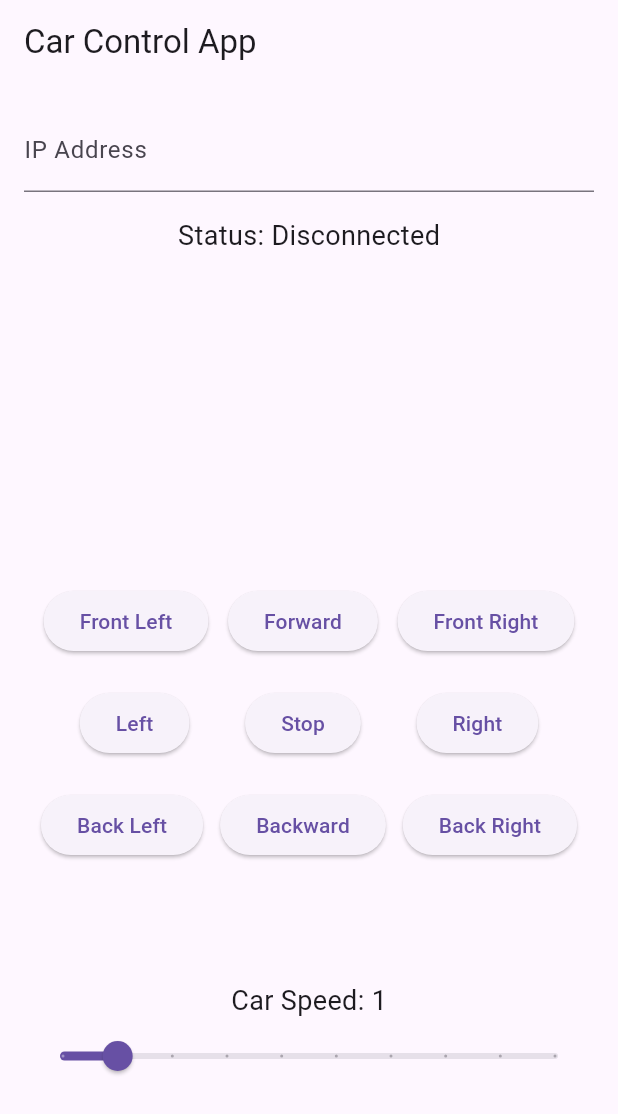
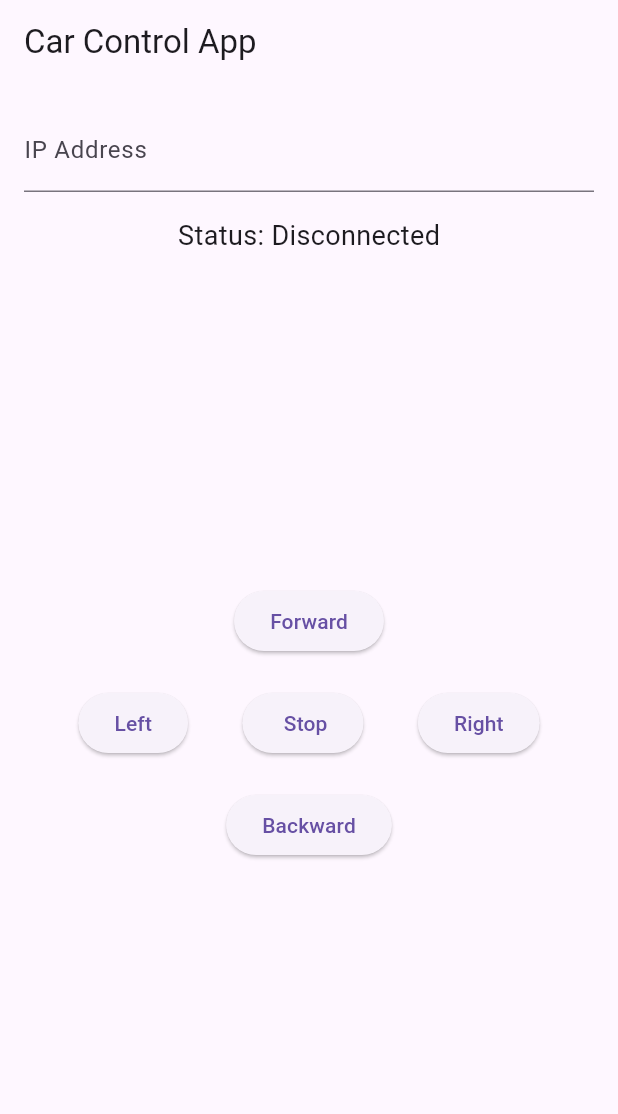
Before and after one commit to Parsamokhtari/CarBot, a Flutter app: the screen it shows after launch, on a phone screen of 412 x 824 dp. Shown: the top 1114 px of the screen. Run offline on Flutter 3.47's test engine with Material 3 defaults, Android fonts, the phone set to English and light mode, and no system bars.

Commit message:
Repo update

```diff
--- a/Flutter_app/lib/main.dart
+++ b/Flutter_app/lib/main.dart
@@ -89,16 +89,8 @@ class _MyHomePageState extends State<MyHomePage> {
               mainAxisAlignment: MainAxisAlignment.spaceEvenly,
               children: <Widget>[
                 ElevatedButton(
-                  onPressed: () => _sendCommand('G'),
-                  child: Text('Front Left'),
-                ),
-                ElevatedButton(
                   onPressed: () => _sendCommand('F'),
                   child: Text('Forward'),
-                ),
-                ElevatedButton(
-                  onPressed: () => _sendCommand('I'),
-                  child: Text('Front Right'),
                 ),
               ],
             ),
@@ -112,7 +104,7 @@ class _MyHomePageState extends State<MyHomePage> {
                 ),
                 ElevatedButton(
                   onPressed: () => _sendCommand('S'),
-                  child: Text('Stop'),
+                  child: Text(' Stop'),
                 ),
                 ElevatedButton(
                   onPressed: () => _sendCommand('R'),
@@ -125,38 +117,8 @@ class _MyHomePageState extends State<MyHomePage> {
               mainAxisAlignment: MainAxisAlignment.spaceEvenly,
               children: <Widget>[
                 ElevatedButton(
-                  onPressed: () => _sendCommand('H'),
-                  child: Text('Back Left'),
-                ),
-                ElevatedButton(
                   onPressed: () => _sendCommand('B'),
                   child: Text('Backward'),
-                ),
-                ElevatedButton(
-                  onPressed: () => _sendCommand('J'),
-                  child: Text('Back Right'),
-                ),
-              ],
-            ),
-            SizedBox(height: 80),
-            Column(
-              mainAxisAlignment: MainAxisAlignment.center,
-              children: <Widget>[
-                Text(
-                  'Car Speed: ${_speed.round()}',
-                  style: TextStyle(fontSize: 18),
-                ),
-                Slider(
-                  value: _speed,
-                  min: 0,
-                  max: 9,
-                  divisions: 9,
-                  onChanged: (value) {
-                    setState(() {
-                      _speed = value;
-                    });
-                    _sendCommand(value.toInt().toString());
-                  },
                 ),
               ],
             ),
```
Also changed, not shown: Pic/andoid-app.png (added), Pic/car-photo.jpg (added), 26 other files.
